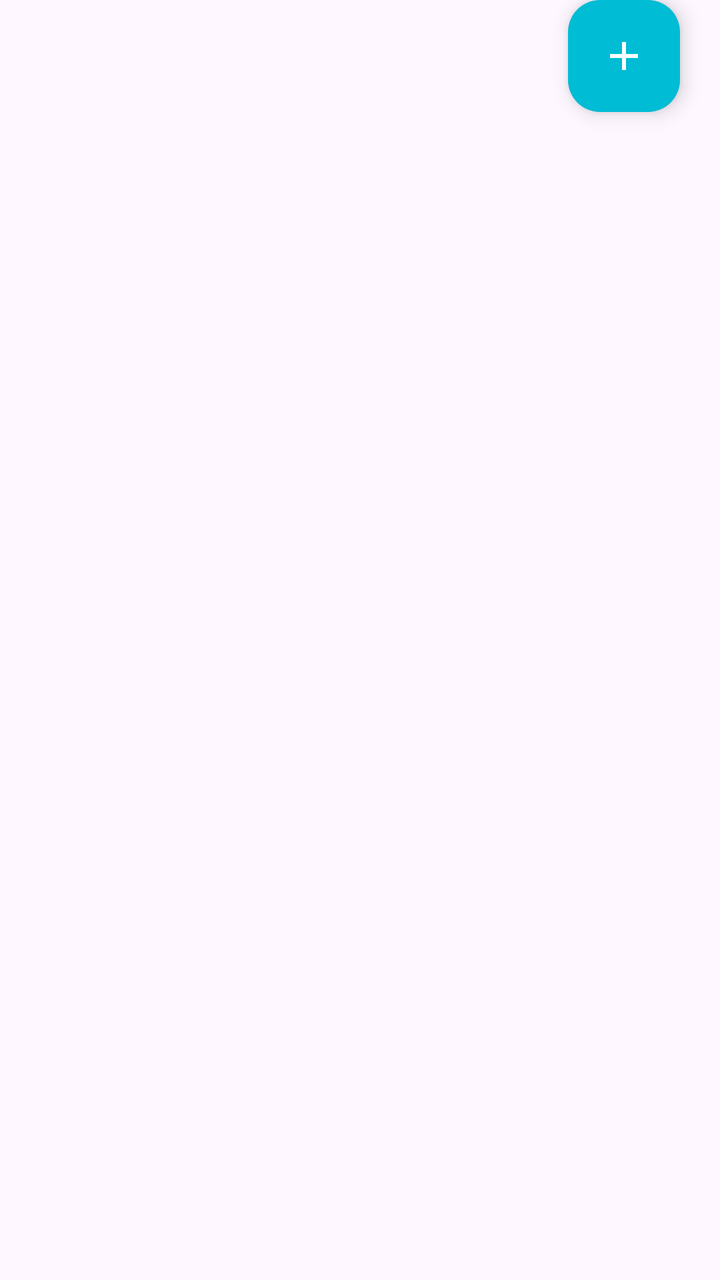
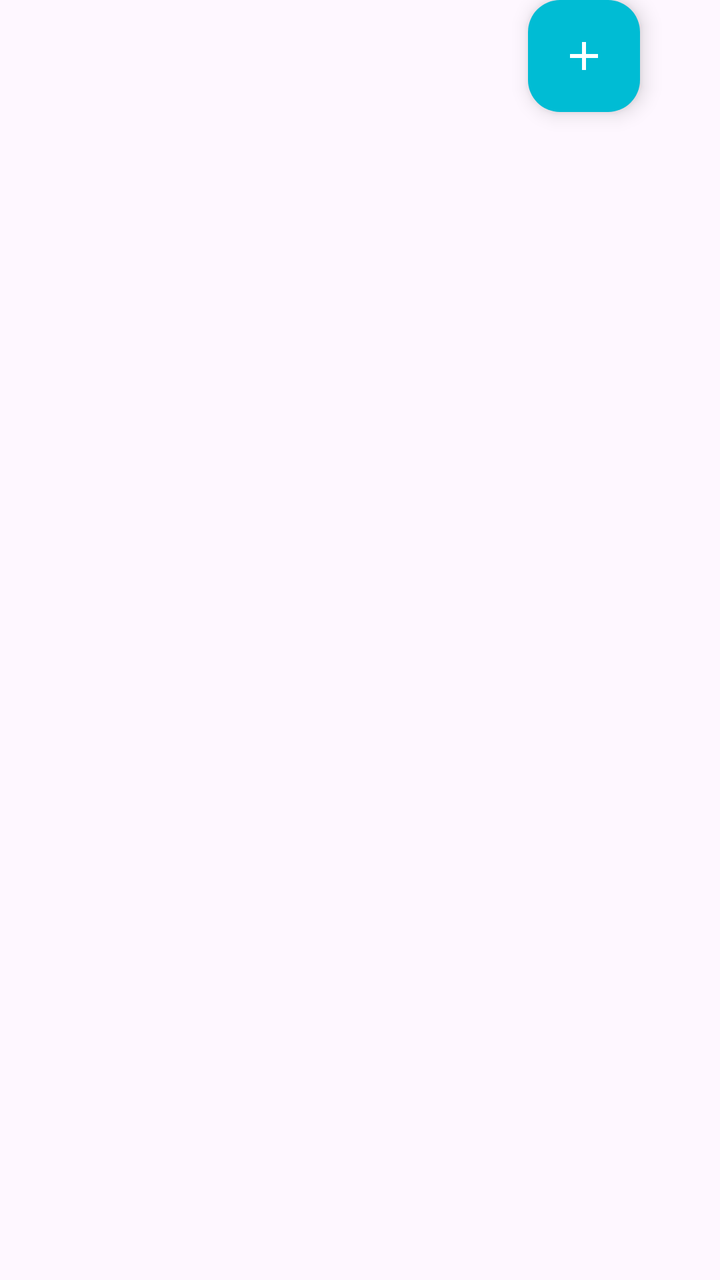

Before-and-after screenshots of an Android layout around one commit, followed by the original layout XML and the change that was made.
<!-- AndroidManifest.xml: application theme Theme.AndroidWithJava -->
<!-- res/layout/activity_recycler_view.xml -->
<?xml version="1.0" encoding="utf-8"?>
<androidx.constraintlayout.widget.ConstraintLayout xmlns:android="http://schemas.android.com/apk/res/android"
    xmlns:app="http://schemas.android.com/apk/res-auto"
    xmlns:tools="http://schemas.android.com/tools"
    android:id="@+id/main"
    android:layout_width="match_parent"
    android:layout_height="match_parent"
    tools:context=".recyclerview.RecyclerViewActivity">

    <androidx.constraintlayout.widget.ConstraintLayout
        android:layout_width="match_parent"
        android:layout_height="wrap_content"
        app:layout_constraintEnd_toEndOf="parent"
        app:layout_constraintStart_toStartOf="parent"
        app:layout_constraintTop_toTopOf="parent">

        <androidx.recyclerview.widget.RecyclerView
            android:id="@+id/recyclerView"
            android:layout_width="match_parent"
            android:layout_height="wrap_content"
            app:layout_constraintEnd_toEndOf="parent"
            app:layout_constraintStart_toStartOf="parent"
            app:layout_constraintTop_toTopOf="parent"
            tools:listitem="@layout/row_contact" />

        <com.google.android.material.floatingactionbutton.FloatingActionButton
            android:id="@+id/fbAddContact"
            android:layout_width="wrap_content"
            android:layout_height="wrap_content"
            android:src="@drawable/ic_baseline_add_24"
            app:tint="@color/white"
            app:fabSize="normal"
            android:backgroundTint="#00BCD4"
            android:layout_margin="20dp"
            app:layout_constraintEnd_toEndOf="parent"
            app:layout_constraintBottom_toBottomOf="parent"
            tools:ignore="ContentDescription" />

    </androidx.constraintlayout.widget.ConstraintLayout>


</androidx.constraintlayout.widget.ConstraintLayout>
<!-- res/layout/row_contact.xml (included above) -->
<?xml version="1.0" encoding="utf-8"?>
<androidx.constraintlayout.widget.ConstraintLayout xmlns:android="http://schemas.android.com/apk/res/android"
    xmlns:app="http://schemas.android.com/apk/res-auto"
    xmlns:tools="http://schemas.android.com/tools"
    android:layout_width="match_parent"
    android:layout_height="wrap_content">

    <androidx.cardview.widget.CardView
        android:id="@+id/cvMain"
        android:layout_width="match_parent"
        android:layout_height="wrap_content"
        app:cardCornerRadius="6dp"
        app:cardUseCompatPadding="true"
        app:layout_constraintEnd_toEndOf="parent"
        app:layout_constraintStart_toStartOf="parent"
        app:layout_constraintTop_toTopOf="parent">

        <androidx.constraintlayout.widget.ConstraintLayout
            android:layout_width="match_parent"
            android:layout_height="wrap_content">

            <ImageView
                android:id="@+id/imgProfile"
                android:layout_width="wrap_content"
                android:layout_height="wrap_content"
                android:src="@drawable/ic_contact_profile"
                app:layout_constraintStart_toStartOf="parent"
                app:layout_constraintTop_toTopOf="parent"
                tools:ignore="ContentDescription" />

            <TextView
                android:id="@+id/tvName"
                android:layout_width="0dp"
                android:layout_height="wrap_content"
                android:layout_marginStart="10dp"
                android:layout_marginEnd="5dp"
                android:textSize="18sp"
                android:textStyle="bold"
                app:layout_constraintBottom_toTopOf="@id/tvContactNumber"
                app:layout_constraintEnd_toStartOf="@+id/imgEdit"
                app:layout_constraintStart_toEndOf="@id/imgProfile"
                app:layout_constraintTop_toTopOf="parent" />

            <TextView
                android:id="@+id/tvContactNumber"
                android:layout_width="0dp"
                android:layout_height="wrap_content"
                android:layout_marginEnd="5dp"
                android:textSize="18sp"
                android:textStyle="bold"
                app:layout_constraintBottom_toBottomOf="parent"
                app:layout_constraintEnd_toStartOf="@+id/imgEdit"
                app:layout_constraintStart_toStartOf="@id/tvName"
                app:layout_constraintTop_toBottomOf="@id/tvName" />

            <ImageView
                android:id="@+id/imgEdit"
                android:layout_width="30dp"
                android:layout_height="30dp"
                android:layout_marginEnd="10dp"
                android:src="@drawable/ic_baseline_edit_square_24"
                app:layout_constraintBottom_toBottomOf="parent"
                app:layout_constraintEnd_toStartOf="@+id/imgDelete"
                app:layout_constraintTop_toTopOf="parent"
                app:tint="@color/black"
                tools:ignore="ContentDescription" />

            <ImageView
                android:id="@+id/imgDelete"
                android:layout_width="30dp"
                android:layout_height="30dp"
                android:layout_marginEnd="5dp"
                android:src="@drawable/ic_baseline_delete_forever_24"
                app:layout_constraintBottom_toBottomOf="parent"
                app:layout_constraintEnd_toEndOf="parent"
                app:layout_constraintTop_toTopOf="parent"
                app:tint="@color/black"
                tools:ignore="ContentDescription" />
        </androidx.constraintlayout.widget.ConstraintLayout>

    </androidx.cardview.widget.CardView>

</androidx.constraintlayout.widget.ConstraintLayout>
<!-- resources referenced by this layout -->
<resources>
  <color name="black">#FF000000</color>
  <color name="white">#FFFFFFFF</color>
  <!-- drawable ic_baseline_add_24 (drawable) -->
  <vector xmlns:android="http://schemas.android.com/apk/res/android" android:height="24dp" android:tint="#000000" android:viewportHeight="24" android:viewportWidth="24" android:width="24dp">
        
      <path android:fillColor="@android:color/white" android:pathData="M19,13h-6v6h-2v-6H5v-2h6V5h2v6h6v2z"/>
      
  </vector>
  <!-- drawable ic_baseline_delete_forever_24 (drawable) -->
  <vector xmlns:android="http://schemas.android.com/apk/res/android"
      android:width="24dp"
      android:height="24dp"
      android:tint="#DB9999"
      android:viewportWidth="24"
      android:viewportHeight="24">
  
      <path
          android:fillColor="@android:color/white"
          android:pathData="M6,19c0,1.1 0.9,2 2,2h8c1.1,0 2,-0.9 2,-2L18,7L6,7v12zM8.46,11.88l1.41,-1.41L12,12.59l2.12,-2.12 1.41,1.41L13.41,14l2.12,2.12 -1.41,1.41L12,15.41l-2.12,2.12 -1.41,-1.41L10.59,14l-2.13,-2.12zM15.5,4l-1,-1h-5l-1,1L5,4v2h14L19,4z" />
  
  </vector>
  <!-- drawable ic_baseline_edit_square_24 (drawable) -->
  <vector xmlns:android="http://schemas.android.com/apk/res/android" android:height="24dp" android:tint="#DB9999" android:viewportHeight="24" android:viewportWidth="24" android:width="24dp">
        
      <path android:fillColor="@android:color/white" android:pathData="M7,17V9.93L13.93,3l0,0H5C3.9,3 3,3.9 3,5v14c0,1.1 0.9,2 2,2h14c1.1,0 2,-0.9 2,-2v-8.93L14.07,17H7z"/>
        
      <path android:fillColor="@android:color/white" android:pathData="M9,15l4.24,0l7.2,-7.2l-4.24,-4.24l-7.2,7.2z"/>
        
      <path android:fillColor="@android:color/white" android:pathData="M22.91,2.49l-1.41,-1.41c-0.78,-0.78 -2.05,-0.78 -2.83,0l-1.06,1.06l4.24,4.24l1.06,-1.06C23.7,4.54 23.7,3.27 22.91,2.49z"/>
      
  </vector>
  <!-- drawable ic_contact_profile: png bitmap (drawable, 2863 bytes) -->
  <style name="Theme.AndroidWithJava" parent="Base.Theme.AndroidWithJava" />
  <style name="Base.Theme.AndroidWithJava" parent="Theme.Material3.DayNight.NoActionBar">
          
          
      </style>
</resources>

<!-- the commit's change to res/layout/activity_recycler_view.xml (unified diff, before → after) -->
@@ -31,7 +31,7 @@
             app:tint="@color/white"
             app:fabSize="normal"
             android:backgroundTint="#00BCD4"
-            android:layout_margin="20dp"
+            android:layout_margin="40dp"
             app:layout_constraintEnd_toEndOf="parent"
             app:layout_constraintBottom_toBottomOf="parent"
             tools:ignore="ContentDescription" />
